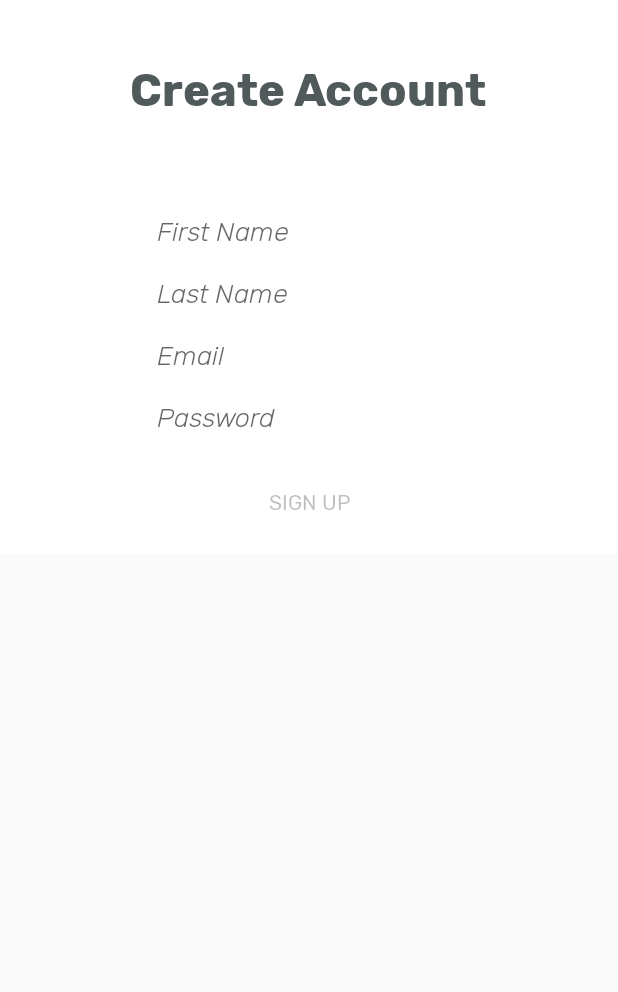
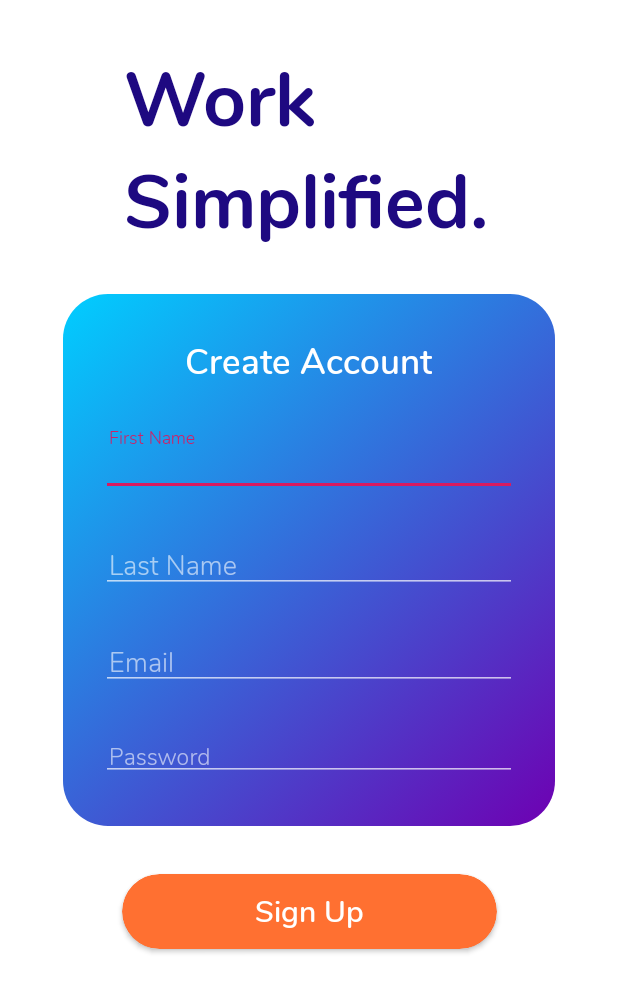
Before and after one commit to tyod993/TimeCard, an Android app: the layout register_user_fragment.xml on its own in the app's theme, with its tools: preview values and no code run, on a phone screen of 412 x 824 dp. Shown: the top 992 px of the screen. Run offline under Robolectric (Android 15) with nearby library versions, the phone set to English and light mode, and no system bars.

Commit message:
few bugs fixed

```diff
--- /dev/null
+++ b/app/src/main/res/drawable/round_corners_gradient.xml
@@ -0,0 +1,14 @@
+<?xml version="1.0" encoding="utf-8"?>
+<selector xmlns:android="http://schemas.android.com/apk/res/android">
+    <item>
+        <shape android:shape="rectangle">
+            <gradient  android:endColor="#00CEFF"
+                android:startColor="#6E00B2"
+                android:angle="135"/>
+            <corners android:radius="30dp"/>
+        </shape>
+    </item>
+
+
+
+</selector>
--- a/app/src/main/res/layout/register_user_fragment.xml
+++ b/app/src/main/res/layout/register_user_fragment.xml
@@ -4,109 +4,203 @@
     xmlns:app="http://schemas.android.com/apk/res-auto"
     android:layout_width="match_parent"
     android:layout_height="match_parent"
+    android:background="@color/white"
+    android:paddingEnd="42dp"
+    android:paddingStart="42dp"
     tools:context=".ui.login.RegisterUserFragment">
 
-    <ScrollView
-        android:layout_width="match_parent"
-        android:layout_height="match_parent"
-        app:layout_constraintTop_toTopOf="parent"
-        tools:layout_editor_absoluteX="-4dp">
+    <TextView
+        android:id="@+id/register_heading"
+        android:layout_width="273dp"
+        android:layout_height="164dp"
+        android:layout_marginStart="16dp"
+        android:layout_marginTop="24dp"
+        android:fontFamily="@font/nunito_bold"
+        android:gravity="clip_vertical"
+        android:padding="5dp"
+        android:text="@string/register_heading"
+        android:textColor="#1E0981"
+        android:textSize="50sp"
+        app:layout_constraintBottom_toTopOf="@+id/registration_layout"
+        app:layout_constraintEnd_toEndOf="parent"
+        app:layout_constraintStart_toStartOf="parent"
+        app:layout_constraintTop_toTopOf="parent" />
 
     <androidx.constraintlayout.widget.ConstraintLayout
+        android:id="@+id/registration_layout"
         android:layout_width="match_parent"
         android:layout_height="wrap_content"
-            android:background="#FFFFFF"
-            android:padding="10dp">
+        android:layout_marginTop="8dp"
+        android:paddingTop="20dp"
+        android:paddingStart="25dp"
+        android:paddingEnd="25dp"
+        android:paddingBottom="30dp"
+        android:background="@drawable/round_corners_gradient"
+        android:clickable="true"
+        android:focusable="true"
+        app:layout_constraintEnd_toEndOf="parent"
+        app:layout_constraintStart_toStartOf="parent"
+        app:layout_constraintTop_toBottomOf="@+id/register_heading">
 
         <TextView
             android:id="@+id/textView2"
             android:layout_width="wrap_content"
             android:layout_height="wrap_content"
-                android:layout_marginTop="24dp"
-                android:background="@drawable/round_corners"
-                android:fontFamily="@font/rubik_bold"
+            android:fontFamily="@font/nunito_semi_bold"
             android:gravity="center"
             android:padding="8dp"
-                android:text="Create Account"
-                android:textColor="#515A5A"
-                android:textSize="30dp"
+            android:text="@string/create_account"
+            android:textColor="@color/white"
+            android:textSize="23sp"
             app:layout_constraintEnd_toEndOf="parent"
             app:layout_constraintHorizontal_bias="0.498"
             app:layout_constraintStart_toStartOf="parent"
             app:layout_constraintTop_toTopOf="parent" />
 
-            <EditText
+        <com.google.android.material.textfield.TextInputLayout
+            android:id="@+id/firstName_txtInputLayout"
+            android:layout_width="match_parent"
+            android:layout_height="wrap_content"
+            android:layout_marginTop="8dp"
+            android:paddingTop="10dp"
+            android:textColorHint="#99FFFFFF"
+            app:layout_constraintEnd_toEndOf="parent"
+            app:layout_constraintStart_toStartOf="parent"
+            app:layout_constraintTop_toBottomOf="@+id/textView2">
+
+            <com.google.android.material.textfield.TextInputEditText
                 android:id="@+id/firstNameInput"
+                android:layout_width="match_parent"
+                android:layout_height="wrap_content"
+                android:backgroundTint="#B3FFFFFF"
+                android:ems="10"
+                android:fontFamily="@font/nunito_light"
+                android:hint="@string/first_name"
+                android:inputType="textPersonName"
+                android:padding="5dp"
+                android:selectAllOnFocus="true"
+                android:textColor="#E6FFFFFF"
+                android:textSize="18sp" />
+
+        </com.google.android.material.textfield.TextInputLayout>
+
+        <com.google.android.material.textfield.TextInputLayout
+            android:id="@+id/lastName_txtInputLayout"
+            android:layout_width="match_parent"
+            android:layout_height="wrap_content"
+            android:layout_marginTop="8dp"
+            android:paddingTop="10dp"
+            android:textColorHint="#99FFFFFF"
+            app:layout_constraintEnd_toEndOf="parent"
+            app:layout_constraintStart_toStartOf="parent"
+            app:layout_constraintTop_toBottomOf="@+id/firstName_txtInputLayout">
+
+            <com.google.android.material.textfield.TextInputEditText
+                android:id="@+id/lastNameInput"
+                android:layout_width="match_parent"
+                android:layout_height="wrap_content"
+                android:backgroundTint="#B3FFFFFF"
+                android:ems="10"
+                android:fontFamily="@font/nunito_light"
+                android:hint="@string/last_name"
+                android:inputType="textPersonName"
+                android:padding="5dp"
+                android:selectAllOnFocus="true"
+                android:textColor="#E6FFFFFF"
+                android:textSize="18sp"
+                />
+
+        </com.google.android.material.textfield.TextInputLayout>
+
+        <com.google.android.material.textfield.TextInputLayout
+            android:id="@+id/email_txtInputLayout"
+            android:layout_width="match_parent"
+            android:layout_height="wrap_content"
+            android:layout_marginTop="8dp"
+            android:paddingTop="10dp"
+            android:textColorHint="#99FFFFFF"
+            app:layout_constraintEnd_toEndOf="parent"
+            app:layout_constraintStart_toStartOf="parent"
+            app:layout_constraintTop_toBottomOf="@+id/lastName_txtInputLayout">
+
+            <com.google.android.material.textfield.TextInputEditText
+                android:id="@+id/emailInput"
+                android:layout_width="match_parent"
+                android:layout_height="wrap_content"
+                android:backgroundTint="#B3FFFFFF"
+                android:ems="10"
+                android:fontFamily="@font/nunito_light"
+                android:hint="@string/prompt_email"
+                android:inputType="textEmailAddress"
+                android:padding="5dp"
+                android:selectAllOnFocus="true"
+                android:textColor="#E6FFFFFF"
+                android:textSize="18sp"
+                />
+
+        </com.google.android.material.textfield.TextInputLayout>
+
+        <com.google.android.material.textfield.TextInputLayout
+            android:id="@+id/password_txtInputLayout"
+            android:layout_width="match_parent"
+            android:layout_height="wrap_content"
+            android:layout_marginTop="8dp"
+            android:paddingTop="10dp"
+            android:textColorHint="#99FFFFFF"
+            app:layout_constraintEnd_toEndOf="parent"
+            app:layout_constraintStart_toStartOf="parent"
+            app:layout_constraintTop_toBottomOf="@+id/email_txtInputLayout">
+
+            <com.google.android.material.textfield.TextInputEditText
+                android:id="@+id/passwordInput"
+                android:layout_width="match_parent"
+                android:layout_height="wrap_content"
+                android:backgroundTint="#B3FFFFFF"
+                android:ems="10"
+                android:fontFamily="@font/nunito_light"
+                android:hint="@string/prompt_password"
+                android:inputType="textPassword"
+                android:padding="5dp"
+                android:selectAllOnFocus="true"
+                android:textColor="#E6FFFFFF"
+                android:textSize="15sp"
+                />
+
+        </com.google.android.material.textfield.TextInputLayout>
+
+    </androidx.constraintlayout.widget.ConstraintLayout>
+
+    <androidx.cardview.widget.CardView
+        android:id="@+id/login"
+        android:layout_width="250dp"
+        android:layout_height="50dp"
+        android:layout_marginTop="32dp"
+        android:animationCache="false"
+        android:clickable="false"
+        app:cardBackgroundColor="#FF7031"
+        app:cardCornerRadius="25dp"
+        app:layout_constraintEnd_toEndOf="parent"
+        app:layout_constraintStart_toStartOf="parent"
+        app:layout_constraintTop_toBottomOf="@+id/registration_layout">
+
+        <RelativeLayout
+            android:layout_width="match_parent"
+            android:layout_height="match_parent">
+
+            <TextView
+                android:id="@+id/textView4"
                 android:layout_width="wrap_content"
                 android:layout_height="wrap_content"
-                android:layout_marginTop="50dp"
-                android:background="@drawable/round_corners"
-                android:ems="10"
-                android:fontFamily="@font/rubik_light_italic"
-                android:hint="First Name"
-                android:inputType="text"
-                android:padding="5dp"
-                app:layout_constraintEnd_toEndOf="parent"
-                app:layout_constraintStart_toStartOf="parent"
-                app:layout_constraintTop_toBottomOf="@+id/textView2" />
-
-            <EditText
-                android:id="@+id/lastNameInput"
-                android:layout_width="wrap_content"
-                android:layout_height="wrap_content"
-                android:layout_marginTop="8dp"
-                android:background="@drawable/round_corners"
-                android:ems="10"
-                android:fontFamily="@font/rubik_light_italic"
-                android:hint="Last Name"
-                android:inputType="text"
-                android:padding="5dp"
-                app:layout_constraintEnd_toEndOf="parent"
-                app:layout_constraintStart_toStartOf="parent"
-                app:layout_constraintTop_toBottomOf="@+id/firstNameInput" />
-
-            <EditText
-                android:id="@+id/emailInput"
-                android:layout_width="wrap_content"
-                android:layout_height="wrap_content"
-                android:layout_marginTop="8dp"
-                android:background="@drawable/round_corners"
-                android:ems="10"
-                android:fontFamily="@font/rubik_light_italic"
-                android:hint="Email"
-                android:inputType="textEmailAddress"
-                android:padding="5dp"
-                app:layout_constraintEnd_toEndOf="parent"
-                app:layout_constraintStart_toStartOf="parent"
-                app:layout_constraintTop_toBottomOf="@+id/lastNameInput" />
-
-            <EditText
-                android:id="@+id/passwordInput"
-                android:layout_width="wrap_content"
-                android:layout_height="wrap_content"
-                android:layout_marginTop="8dp"
-                android:background="@drawable/round_corners"
-                android:ems="10"
-                android:fontFamily="@font/rubik_light_italic"
-                android:hint="Password"
-                android:inputType="textPassword"
-                android:padding="5dp"
-                app:layout_constraintEnd_toEndOf="parent"
-                app:layout_constraintStart_toStartOf="parent"
-                app:layout_constraintTop_toBottomOf="@+id/emailInput" />
-
-            <Button
-                android:id="@+id/signUpButton"
-                android:layout_width="wrap_content"
-                android:layout_height="wrap_content"
-                android:layout_marginTop="16dp"
-                android:background="@drawable/round_corners"
-                android:enabled="false"
-                android:fontFamily="@font/rubik_regular"
-                android:text="Sign Up"
-                app:layout_constraintEnd_toEndOf="parent"
-                app:layout_constraintStart_toStartOf="parent"
-                app:layout_constraintTop_toBottomOf="@+id/signUpLoading" />
+                android:layout_alignParentStart="true"
+                android:layout_alignParentTop="true"
+                android:layout_alignParentEnd="true"
+                android:layout_alignParentBottom="true"
+                android:fontFamily="@font/nunito_semi_bold"
+                android:gravity="center"
+                android:text="@string/sign_up"
+                android:textColor="@color/white"
+                android:textSize="20sp" />
+        </RelativeLayout>
 
         <ProgressBar
             android:id="@+id/signUpLoading"
@@ -117,10 +211,7 @@
             android:layout_marginTop="16dp"
             app:layout_constraintEnd_toEndOf="parent"
             app:layout_constraintStart_toStartOf="parent"
-                app:layout_constraintTop_toBottomOf="@+id/passwordInput" />
+            />
+    </androidx.cardview.widget.CardView>
 
 </androidx.constraintlayout.widget.ConstraintLayout>
-
-    </ScrollView>
-
-</androidx.constraintlayout.widget.ConstraintLayout>
--- a/app/src/main/res/values/colors.xml
+++ b/app/src/main/res/values/colors.xml
@@ -7,4 +7,5 @@
     <color name="registerUserBackground">#FF8942</color>
     <color name="gradient1">#FFEBDF</color>
     <color name="bottom_menu">#F1F9FF</color>
+    <color name="white">#FFFFFF</color>
 </resources>
--- a/app/src/main/res/values/strings.xml
+++ b/app/src/main/res/values/strings.xml
@@ -19,6 +19,12 @@
     <string name="sign_up">Sign Up</string>
     <string name="forgot_password">Forgot password?</string>
     <string name="app_logo_string">application logo</string>
+    <string name="register_heading">Work Simplified.</string>
+    <string name="example_first_name">Steve</string>
+    <string name="example_last_name">Pratt</string>
+    <string name="create_account">Create Account</string>
+    <string name="first_name">First Name</string>
+    <string name="last_name">Last Name</string>
 
 
     //Bottom navigation bar
```
Lines whose indentation alone changed are shown as unchanged.
